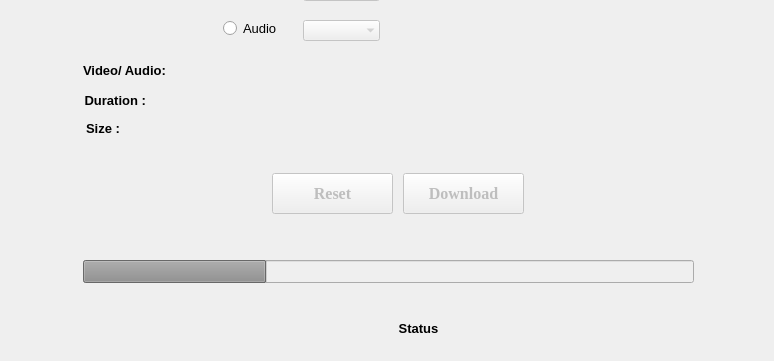
Before: the Qt Designer form youtube.ui in ShravanKumar-404/Youtube-Squeezer, drawn with Qt 5; both pictures show x 127 to 901 and y 287 to 648 of the 1093 by 648 pixel window.
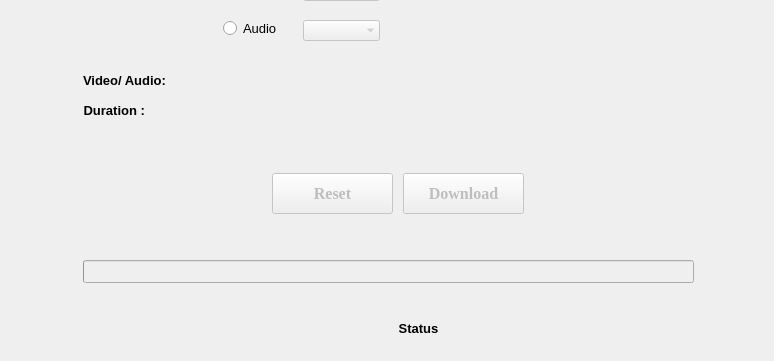
After: the same form once the commit is applied.

Commit message: single download reset function implemented properly

What changed in the file:
```diff
--- a/youtube.ui
+++ b/youtube.ui
@@ -158,7 +158,7 @@
        </rect>
       </property>
       <property name="value">
-       <number>30</number>
+       <number>0</number>
       </property>
       <property name="alignment">
        <set>Qt::AlignLeading|Qt::AlignLeft|Qt::AlignVCenter</set>
@@ -311,8 +311,8 @@
      <widget class="QLabel" name="duration_single">
       <property name="geometry">
        <rect>
-        <x>188</x>
-        <y>260</y>
+        <x>187</x>
+        <y>270</y>
         <width>611</width>
         <height>20</height>
        </rect>
@@ -352,25 +352,6 @@
        <string>Reset</string>
       </property>
      </widget>
-     <widget class="QLabel" name="size_file_single">
-      <property name="geometry">
-       <rect>
-        <x>193</x>
-        <y>290</y>
-        <width>601</width>
-        <height>16</height>
-       </rect>
-      </property>
-      <property name="font">
-       <font>
-        <weight>75</weight>
-        <bold>true</bold>
-       </font>
-      </property>
-      <property name="text">
-       <string>Size : </string>
-      </property>
-     </widget>
      <widget class="QPushButton" name="downloadButton_single">
       <property name="enabled">
        <bool>false</bool>
@@ -430,7 +411,7 @@
       <property name="geometry">
        <rect>
         <x>190</x>
-        <y>230</y>
+        <y>240</y>
         <width>611</width>
         <height>20</height>
        </rect>
```
The commit also changes 4 other files.
